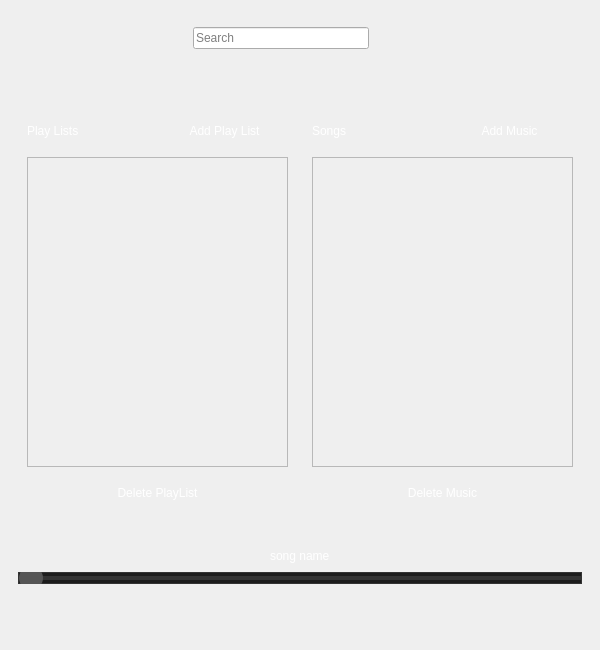
Old version of the form MusicPlayer/MusicPlayer.ui in the repository Amirrezach1383/MusicPlayer.
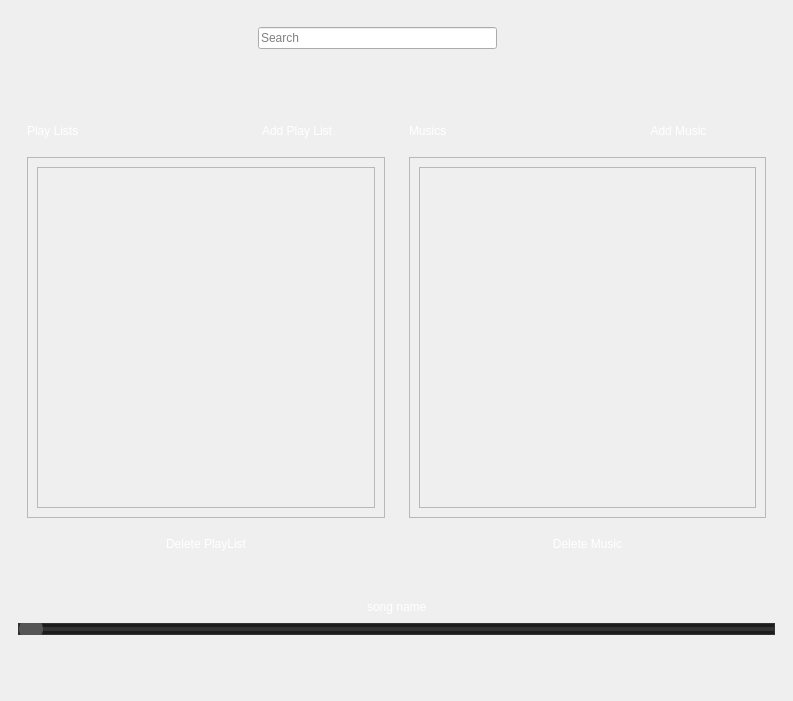
New version of the form. Icons and pictures are not drawn.

What changed in the file:
```diff
--- a/MusicPlayer/MusicPlayer.ui
+++ b/MusicPlayer/MusicPlayer.ui
@@ -6,8 +6,8 @@
    <rect>
     <x>0</x>
     <y>0</y>
-    <width>600</width>
-    <height>650</height>
+    <width>793</width>
+    <height>701</height>
    </rect>
   </property>
   <property name="cursor">
@@ -173,23 +173,35 @@
                 <rect>
                  <x>0</x>
                  <y>0</y>
-                 <width>271</width>
-                 <height>331</height>
+                 <width>368</width>
+                 <height>382</height>
                 </rect>
                </property>
                <layout class="QVBoxLayout" name="verticalLayout_7">
                 <item>
+                 <widget class="QFrame" name="frame_2">
+                  <property name="frameShape">
+                   <enum>QFrame::Shape::StyledPanel</enum>
+                  </property>
+                  <property name="frameShadow">
+                   <enum>QFrame::Shadow::Raised</enum>
+                  </property>
+                  <layout class="QVBoxLayout" name="verticalLayout_10">
+                   <item>
                  <spacer name="verticalSpacer">
                   <property name="orientation">
                    <enum>Qt::Orientation::Vertical</enum>
                   </property>
                   <property name="sizeHint" stdset="0">
                    <size>
-                    <width>20</width>
-                    <height>416</height>
+                       <width>17</width>
+                       <height>353</height>
                    </size>
                   </property>
                  </spacer>
+                   </item>
+                  </layout>
+                 </widget>
                 </item>
                </layout>
               </widget>
@@ -223,7 +235,7 @@
               <item>
                <widget class="QLabel" name="label_2">
                 <property name="text">
-                 <string>Songs</string>
+                 <string>Musics</string>
                 </property>
                </widget>
               </item>
@@ -256,23 +268,35 @@
                 <rect>
                  <x>0</x>
                  <y>0</y>
-                 <width>271</width>
-                 <height>331</height>
+                 <width>367</width>
+                 <height>382</height>
                 </rect>
                </property>
                <layout class="QVBoxLayout" name="verticalLayout_8">
                 <item>
+                 <widget class="QFrame" name="frame">
+                  <property name="frameShape">
+                   <enum>QFrame::Shape::StyledPanel</enum>
+                  </property>
+                  <property name="frameShadow">
+                   <enum>QFrame::Shadow::Raised</enum>
+                  </property>
+                  <layout class="QVBoxLayout" name="verticalLayout_9">
+                   <item>
                  <spacer name="verticalSpacer_2">
                   <property name="orientation">
                    <enum>Qt::Orientation::Vertical</enum>
                   </property>
                   <property name="sizeHint" stdset="0">
                    <size>
-                    <width>20</width>
-                    <height>416</height>
+                       <width>18</width>
+                       <height>353</height>
                    </size>
                   </property>
                  </spacer>
+                   </item>
+                  </layout>
+                 </widget>
                 </item>
                </layout>
               </widget>
@@ -424,6 +448,19 @@
            </property>
           </widget>
          </item>
+         <item>
+          <spacer name="horizontalSpacer_7">
+           <property name="orientation">
+            <enum>Qt::Orientation::Horizontal</enum>
+           </property>
+           <property name="sizeHint" stdset="0">
+            <size>
+             <width>40</width>
+             <height>20</height>
+            </size>
+           </property>
+          </spacer>
+         </item>
          <item>
           <widget class="QPushButton" name="prePB">
            <property name="cursor">
@@ -444,6 +481,19 @@
            </property>
           </widget>
          </item>
+         <item>
+          <spacer name="horizontalSpacer_8">
+           <property name="orientation">
+            <enum>Qt::Orientation::Horizontal</enum>
+           </property>
+           <property name="sizeHint" stdset="0">
+            <size>
+             <width>40</width>
+             <height>20</height>
+            </size>
+           </property>
+          </spacer>
+         </item>
          <item>
           <widget class="QPushButton" name="StopPB">
            <property name="cursor">
@@ -480,6 +530,19 @@
            </property>
           </widget>
          </item>
+         <item>
+          <spacer name="horizontalSpacer_9">
+           <property name="orientation">
+            <enum>Qt::Orientation::Horizontal</enum>
+           </property>
+           <property name="sizeHint" stdset="0">
+            <size>
+             <width>40</width>
+             <height>20</height>
+            </size>
+           </property>
+          </spacer>
+         </item>
          <item>
           <widget class="QPushButton" name="nextPB">
            <property name="cursor">
@@ -500,6 +563,19 @@
            </property>
           </widget>
          </item>
+         <item>
+          <spacer name="horizontalSpacer_10">
+           <property name="orientation">
+            <enum>Qt::Orientation::Horizontal</enum>
+           </property>
+           <property name="sizeHint" stdset="0">
+            <size>
+             <width>40</width>
+             <height>20</height>
+            </size>
+           </property>
+          </spacer>
+         </item>
          <item>
           <widget class="QPushButton" name="shufflePB">
            <property name="cursor">
```
Left out of the diff: 4 changed lines with no effect on the pictures. Lines whose indentation alone changed are shown as unchanged.
